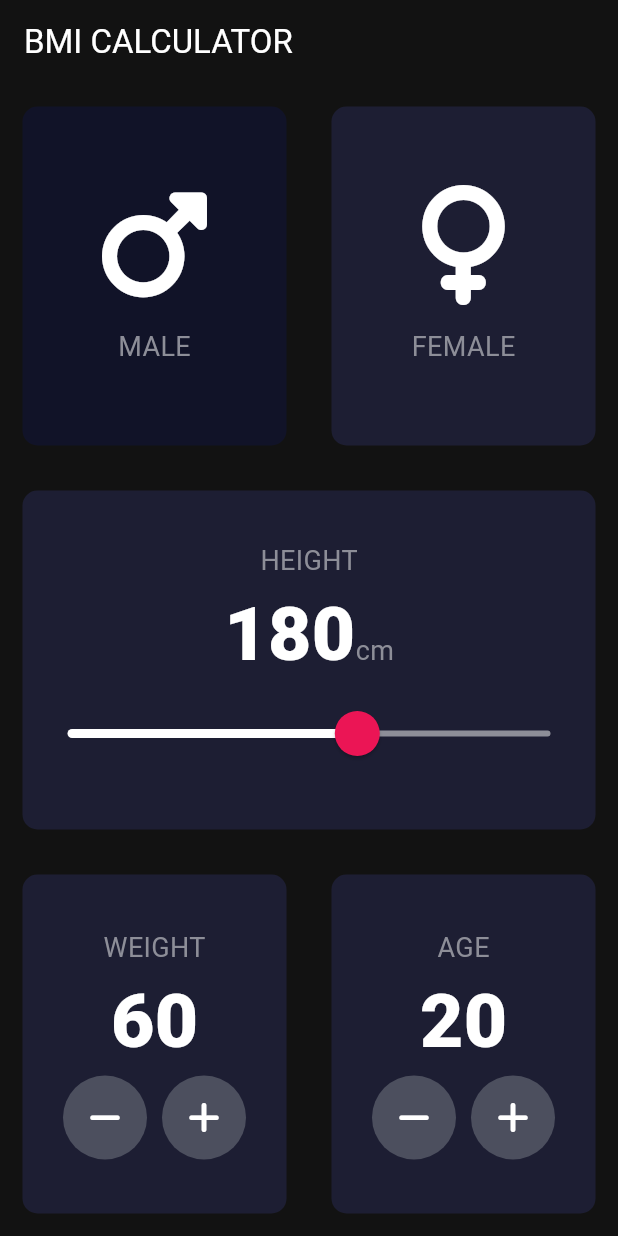
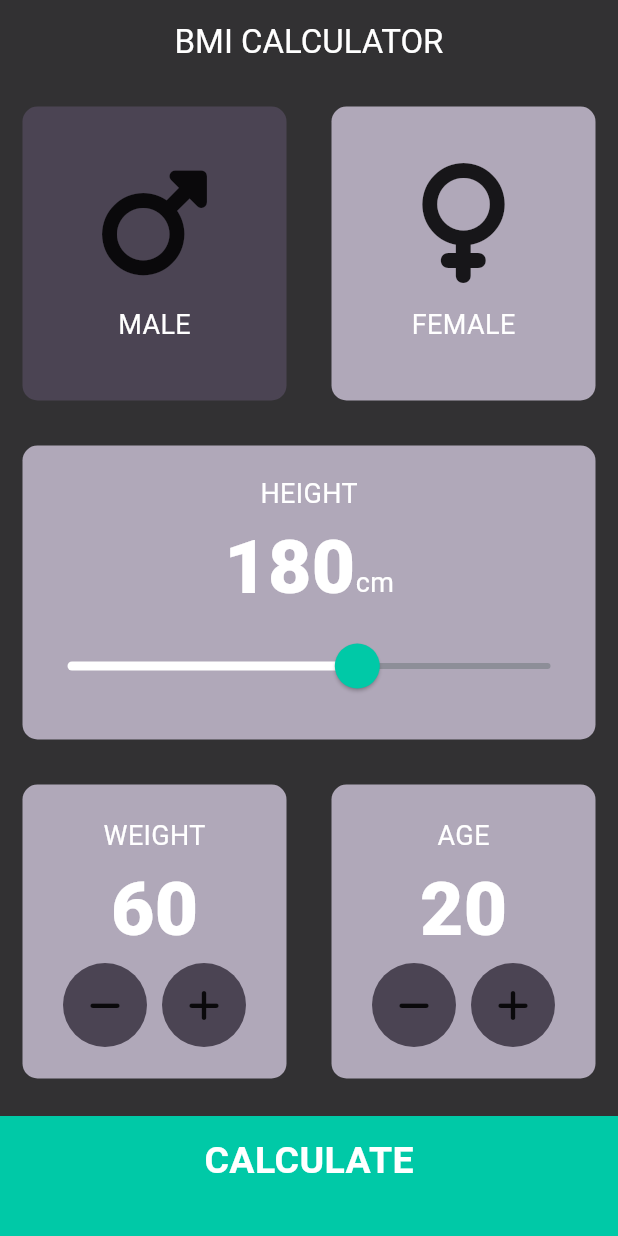
Before and after one commit to DevMoath0/BMI-Calculator, a Flutter app: the screen it shows after launch, on a phone screen of 412 x 824 dp. Run offline on Flutter 3.47's test engine with Material 3 defaults, Android fonts, the phone set to English and light mode, and no system bars; our stand-ins replace font_awesome_flutter; missing offline and left inert: dart:ffi.

Commit message:
Fully designed the backend with some UI enhancement.

```diff
--- a/lib/components/reusable_card.dart
+++ b/lib/components/reusable_card.dart
@@ -1,12 +1,11 @@
 import 'package:flutter/material.dart';
 
 class ReusableCard extends StatelessWidget {
-  ReusableCard(
-      {required this.colour, required this.cardChild, required this.onPress});
+  ReusableCard({required this.colour, required this.cardChild, this.onPress});
 
   final Color colour;
   final Widget cardChild;
-  final void Function() onPress;
+  final VoidCallback? onPress;
 
   @override
   Widget build(BuildContext context) {
--- a/lib/components/round_icon_button.dart
+++ b/lib/components/round_icon_button.dart
@@ -17,7 +17,7 @@ class RoundIconButton extends StatelessWidget {
         height: 56.0,
       ),
       shape: CircleBorder(),
-      fillColor: Color(0xFF4C4F5E),
+      fillColor: Color(0xFF4B4453),
     );
   }
 }
--- a/lib/constants.dart
+++ b/lib/constants.dart
@@ -1,28 +1,31 @@
 import 'package:flutter/material.dart';
 
 const kBottomContainerHeight = 80.0;
-const kActiveCardColour = Color(0xFF1D1E33);
-const kInactiveCardColour = Color(0xFF111328);
-const kBottomContainerColour = Color(0xFFEB1555);
+const kActiveCardColour = Color(0xFFB0A8B9);
+const kInactiveCardColour = Color(0xFF4B4453);
+const kBottomContainerColour = Color(0xFF00C9A7);
 
 const kLabelTextStyle = TextStyle(
   fontSize: 18.0,
-  color: Color(0xFF8D8E98),
+  color: Color(0xFFFFFFFF),
 );
 
 const kNumberTextStyle = TextStyle(
   fontSize: 50.0,
   fontWeight: FontWeight.w900,
+  color: Color(0xFFFFFFFF),
 );
 
 const kLargeButtonTextStyle = TextStyle(
   fontSize: 25.0,
   fontWeight: FontWeight.bold,
+  color: Color(0xFFFFFFFF),
 );
 
 const kTitleTextStyle = TextStyle(
   fontSize: 50.0,
   fontWeight: FontWeight.bold,
+  color: Color(0xFFFFFFFF),
 );
 
 const kResultTextStyle = TextStyle(
@@ -34,8 +37,10 @@ const kResultTextStyle = TextStyle(
 const kBMITextStyle = TextStyle(
   fontSize: 100.0,
   fontWeight: FontWeight.bold,
+  color: Color(0xFFFFFFFF),
 );
 
 const kBodyTextStyle = TextStyle(
   fontSize: 22.0,
+  color: Color(0xFFFFFFFF),
 );
--- a/lib/dark_theme.dart
+++ /dev/null
@@ -1,9 +0,0 @@
-import 'package:flutter/material.dart';
-
-ThemeData darkTheme = ThemeData(
-  brightness: Brightness.dark,
-  colorScheme: ColorScheme.dark(
-    background: Color(0xFF361d32),
-    primary: Color(0xFF543c52),
-  ),
-);
--- a/lib/main.dart
+++ b/lib/main.dart
@@ -1,5 +1,4 @@
 import 'package:flutter/material.dart';
-import 'package:bmi_calculator/dark_theme.dart';
 import 'package:bmi_calculator/screens/input_page.dart';
 
 void main() {
@@ -13,7 +12,9 @@ class MyApp extends StatelessWidget {
   Widget build(BuildContext context) {
     return MaterialApp(
       debugShowCheckedModeBanner: false,
-      theme: darkTheme,
+      theme: ThemeData(
+        scaffoldBackgroundColor: Color(0xFF323133),
+      ),
       home: const InputPage(),
     );
   }
--- a/lib/screens/input_page.dart
+++ b/lib/screens/input_page.dart
@@ -8,7 +8,7 @@ import 'package:bmi_calculator/components/icon_content.dart';
 import 'package:bmi_calculator/constants.dart';
 import 'package:bmi_calculator/components/bottom_button.dart';
 import 'package:bmi_calculator/components/round_icon_button.dart';
-//import 'package:bmi_calculator/screens/results_page.dart';
+import 'package:bmi_calculator/screens/results_page.dart';
 
 enum Gender {
   male,
@@ -33,7 +33,14 @@ class _InputPageState extends State<InputPage> {
     return SafeArea(
       child: Scaffold(
         appBar: AppBar(
-          title: const Text("BMI CALCULATOR"),
+          title: const Text(
+            "BMI CALCULATOR",
+            style: TextStyle(
+              color: Colors.white,
+            ),
+          ),
+          centerTitle: true,
+          backgroundColor: Color(0xFF323133),
         ),
         body: Column(
           crossAxisAlignment: CrossAxisAlignment.stretch,
@@ -78,9 +85,6 @@ class _InputPageState extends State<InputPage> {
             ),
             Expanded(
               child: ReusableCard(
-                onPress: () {
-                  setState(() {});
-                },
                 colour: kActiveCardColour,
                 cardChild: Column(
                   mainAxisAlignment: MainAxisAlignment.center,
@@ -108,8 +112,8 @@ class _InputPageState extends State<InputPage> {
                       data: SliderTheme.of(context).copyWith(
                         inactiveTrackColor: Color(0xFF8D8E98),
                         activeTrackColor: Colors.white,
-                        thumbColor: Color(0xFFEB1555),
-                        overlayColor: Color(0x29EB1555),
+                        thumbColor: Color(0xFF00C9A7),
+                        overlayColor: Color(0x2200C9A7),
                         thumbShape:
                             RoundSliderThumbShape(enabledThumbRadius: 15.0),
                         overlayShape:
@@ -135,9 +139,6 @@ class _InputPageState extends State<InputPage> {
                 children: [
                   Expanded(
                     child: ReusableCard(
-                      onPress: () {
-                        setState(() {});
-                      },
                       colour: kActiveCardColour,
                       cardChild: Column(
                         mainAxisAlignment: MainAxisAlignment.center,
@@ -179,9 +180,6 @@ class _InputPageState extends State<InputPage> {
                   ),
                   Expanded(
                     child: ReusableCard(
-                      onPress: () {
-                        setState(() {});
-                      },
                       colour: kActiveCardColour,
                       cardChild: Column(
                         mainAxisAlignment: MainAxisAlignment.center,
@@ -224,6 +222,24 @@ class _InputPageState extends State<InputPage> {
                 ],
               ),
             ),
+            BottomButton(
+              buttonTitle: 'CALCULATE',
+              onTap: () {
+                CalculatorBrain calc =
+                    CalculatorBrain(height: height, weight: weight);
+
+                Navigator.push(
+                  context,
+                  MaterialPageRoute(
+                    builder: (context) => ResultsPage(
+                      bmiResult: calc.calculateBMI(),
+                      resultText: calc.getResult(),
+                      interpretation: calc.getInterpretation(),
+                    ),
+                  ),
+                );
+              },
+            ),
           ],
         ),
       ),
```
Also changed, not shown: lib/screens/results_page.dart (added, +78 -0 lines), lib/screens/result_page.dart (deleted).
